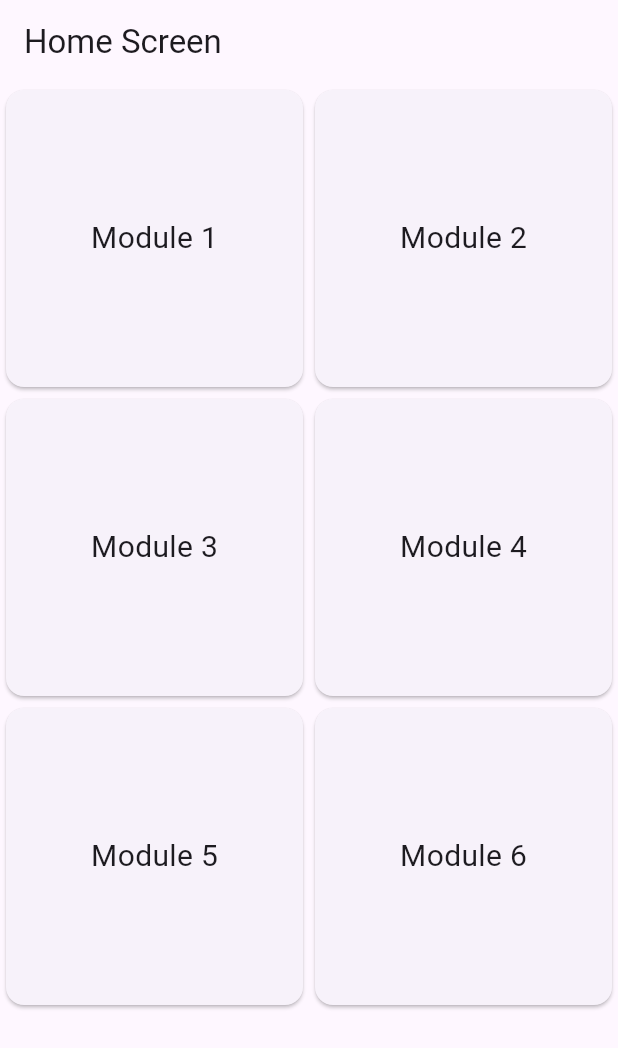
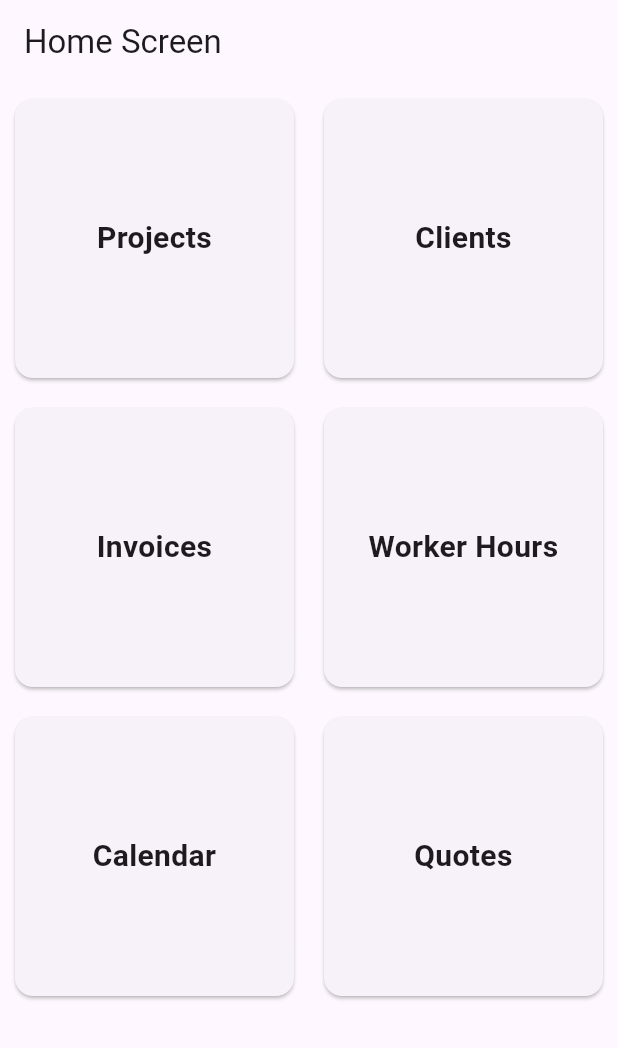
Before and after one commit to vincecosmano/5056, a Flutter app: the screen it shows after launch, on a phone screen of 412 x 824 dp. Shown: the top 1048 px of the screen. Run offline on Flutter 3.47's test engine with Material 3 defaults, Android fonts, the phone set to English and light mode, and no system bars; our stand-ins replace cloud_firestore, firebase_auth, firebase_core, geolocator; accounts and stored records are empty; statements that could not run were skipped.

Commit message:
Refactor home screen grid items and navigation
Updated the grid items to include new modules and modified the _buildGridItem function to accept a route parameter for navigation.

```diff
--- a/lib/screens/home_screen.dart
+++ b/lib/screens/home_screen.dart
@@ -10,27 +10,29 @@ class HomeScreen extends StatelessWidget {
       body: GridView.count(
         crossAxisCount: 2,
         children: <Widget>[
-          _buildGridItem(context, 'Module 1'),
-          _buildGridItem(context, 'Module 2'),
-          _buildGridItem(context, 'Module 3'),
-          _buildGridItem(context, 'Module 4'),
-          _buildGridItem(context, 'Module 5'),
-          _buildGridItem(context, 'Module 6'),
+          _buildGridItem(context, 'Projects', '/projects'),
+          _buildGridItem(context, 'Clients', '/clients'),
+          _buildGridItem(context, 'Invoices', '/invoices'),
+          _buildGridItem(context, 'Worker Hours', '/worker_hours'),
+          _buildGridItem(context, 'Calendar', '/calendar'),
+          _buildGridItem(context, 'Quotes', '/quotes'),
         ],
       ),
     );
   }
 
-  Widget _buildGridItem(BuildContext context, String title) {
+  Widget _buildGridItem(BuildContext context, String title, String route) {
     return Card(
+      margin: EdgeInsets.all(10),
       child: InkWell(
         onTap: () {
-          // Navigate to the corresponding module
+          Navigator.pushNamed(context, route);
         },
         child: Center(
           child: Text(
             title,
-            style: TextStyle(fontSize: 20),
+            style: TextStyle(fontSize: 20, fontWeight: FontWeight.bold),
+            textAlign: TextAlign.center,
           ),
         ),
       ),
```
